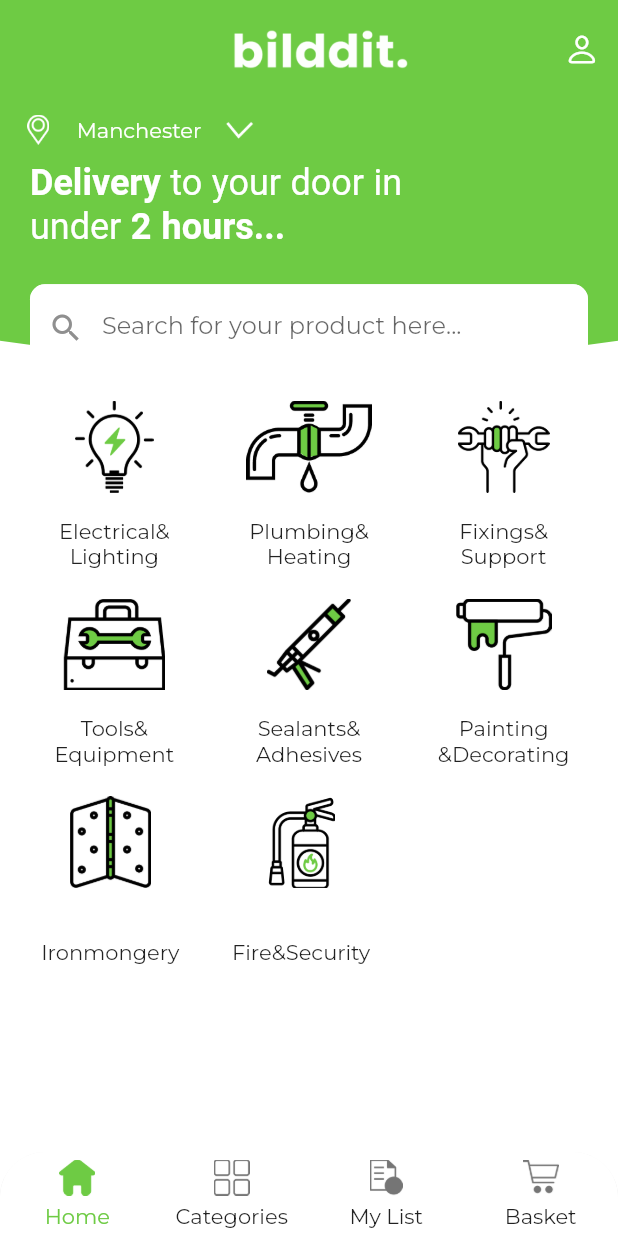
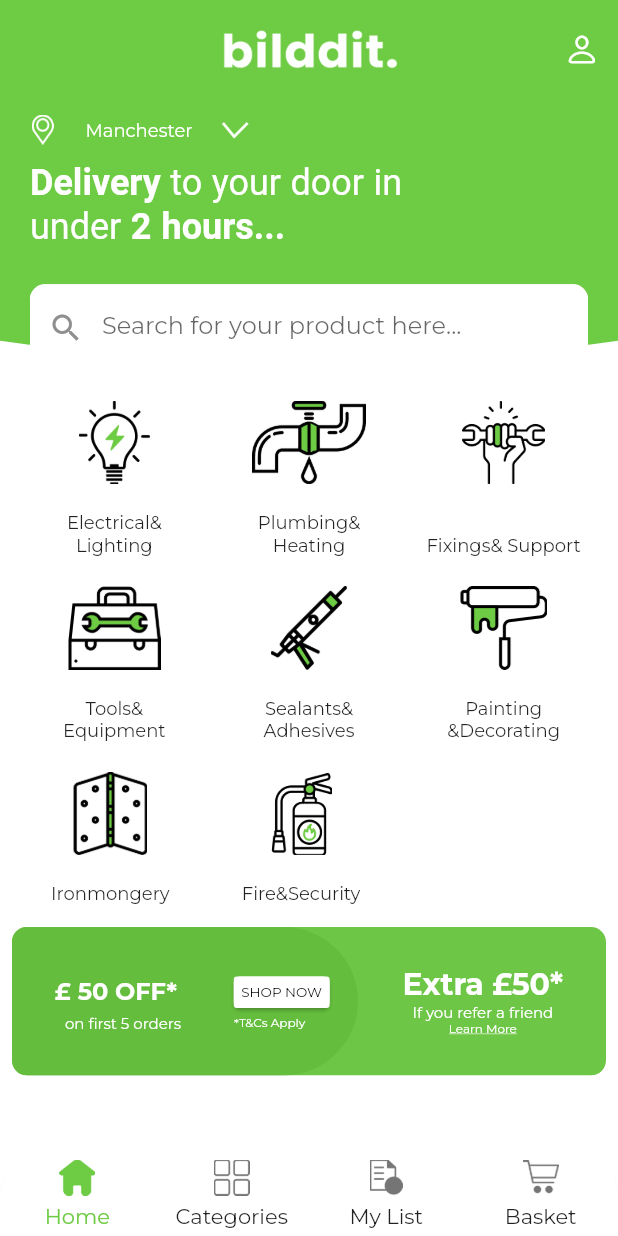
Before and after one commit to ishaque-mobikasa/trueBilddit, a Flutter app: the screen it shows after launch, on a phone screen of 412 x 824 dp. Run offline on Flutter 3.47's test engine with Material 2 defaults, Android fonts, the phone set to English and light mode, and no system bars; drawn by our look-alikes of custom_navigation_bar; our stand-ins replace get, google_fonts, image_picker; key blocks and very long unbroken strings in the code were emptied for the run.

Commit message:
some common widgets made

```diff
--- a/lib/presentation/pages/home/home_view.dart
+++ b/lib/presentation/pages/home/home_view.dart
@@ -11,6 +11,7 @@ import 'package:truebildit/presentation/pages/home/controller_binding/home_contr
 import 'package:truebildit/presentation/pages/home/widgets/circular_category.dart';
 import 'package:truebildit/presentation/pages/home/widgets/location_widget.dart';
 import 'package:truebildit/presentation/pages/home/widgets/modal_bottom_sheet.dart';
+import 'package:truebildit/presentation/pages/home/widgets/two_part_container.dart';
 
 import 'widgets/search_widget.dart';
 
@@ -40,12 +41,12 @@ class HomeView extends GetView<HomeController> {
                             alignment: Alignment.topCenter,
                             child: Row(
                               children: [
+                                const Spacer(),
                                 Expanded(
-                                  flex: 2,
                                   child: SizedBox(
                                     height: size.height * 0.08,
                                     child: Align(
-                                        alignment: Alignment.centerRight,
+                                        alignment: Alignment.center,
                                         child: Image.asset(
                                           AssetStrings.bildItLogo,
                                           width: size.width * 0.3,
@@ -156,20 +157,21 @@ class HomeView extends GetView<HomeController> {
                           ),
                           CircularCategoryItem(
                             image: AssetStrings.ironMongery,
-                            title: "Ironmongery",
+                            title: "Ironmongery\n",
                           ),
                           const SizedBox(
                             width: 20,
                           ),
                           CircularCategoryItem(
                             image: AssetStrings.fireAndSecurity,
-                            title: "Fire&Security",
+                            title: "Fire&Security\n",
                             onTap: () => log("Tapped"),
                           ),
                         ],
                       )
                     ],
                   ),
+                  const TwoPartContainer()
                 ],
               ),
               Positioned(
@@ -197,39 +199,57 @@ class HomeView extends GetView<HomeController> {
                   CustomNavigationBarItem(
                       selectedTitle: Text(
                         "Home",
-                        style: TextStyle(color: AppPaintings.themeGreenColor),
+                        style: TextStyle(
+                            color: AppPaintings.themeGreenColor,
+                            overflow: TextOverflow.ellipsis),
                       ),
                       selectedIcon:
                           ImageIcon(AssetImage(AssetStrings.homeIconSelected)),
                       icon: ImageIcon(
                           AssetImage(AssetStrings.homeIconUnSelected)),
-                      title: const Text("Home")),
+                      title: const Text(
+                        "Home",
+                        style: TextStyle(overflow: TextOverflow.ellipsis),
+                      )),
                   CustomNavigationBarItem(
                       selectedTitle: Text(
                         "Categories",
-                        style: TextStyle(color: AppPaintings.themeGreenColor),
+                        style: TextStyle(
+                            color: AppPaintings.themeGreenColor,
+                            overflow: TextOverflow.ellipsis),
                       ),
                       selectedIcon: ImageIcon(
                           AssetImage(AssetStrings.categoriesSelected)),
                       icon: ImageIcon(
                           AssetImage(AssetStrings.categoriesUnSelected)),
-                      title: const Text("Categories")),
+                      title: const Text(
+                        "Categories",
+                        overflow: TextOverflow.ellipsis,
+                      )),
                   CustomNavigationBarItem(
                       selectedTitle: Text(
                         "My List",
-                        style: TextStyle(color: AppPaintings.themeGreenColor),
+                        style: TextStyle(
+                            color: AppPaintings.themeGreenColor,
+                            overflow: TextOverflow.ellipsis),
                       ),
                       selectedIcon:
                           ImageIcon(AssetImage(AssetStrings.myListSelected)),
                       icon: ImageIcon(AssetImage(AssetStrings.myListSelected)),
-                      title: const Text("My List")),
+                      title: const Text(
+                        "My List",
+                        style: TextStyle(overflow: TextOverflow.ellipsis),
+                      )),
                   CustomNavigationBarItem(
                       selectedTitle: Text(
                         "Basket",
                         style: TextStyle(color: AppPaintings.themeGreenColor),
                       ),
                       icon: ImageIcon(AssetImage(AssetStrings.basketSelected)),
-                      title: const Text("Basket"))
+                      title: const Text(
+                        "Basket",
+                        overflow: TextOverflow.ellipsis,
+                      ))
                 ]),
           ),
         ),
--- a/lib/presentation/pages/home/widgets/circular_category.dart
+++ b/lib/presentation/pages/home/widgets/circular_category.dart
@@ -15,7 +15,7 @@ class CircularCategoryItem extends StatelessWidget {
       child: Container(
         padding: const EdgeInsets.only(top: 10),
         constraints: BoxConstraints(
-            maxHeight: size.height * 0.16, maxWidth: size.width * 0.26),
+            maxHeight: size.height * 0.15, maxWidth: size.width * 0.26),
         child: Column(
             mainAxisAlignment: MainAxisAlignment.spaceBetween,
             children: [
@@ -36,6 +36,7 @@ class CircularCategoryItem extends StatelessWidget {
               Flexible(
                   child: Text(
                 title,
+                style: const TextStyle(fontSize: 12),
                 maxLines: 2,
                 overflow: TextOverflow.ellipsis,
                 textAlign: TextAlign.center,
--- a/lib/presentation/pages/home/widgets/location_widget.dart
+++ b/lib/presentation/pages/home/widgets/location_widget.dart
@@ -36,6 +36,7 @@ class LocationWidget extends StatelessWidget {
                       maxLines: 2,
                       style: TextStyle(
                           overflow: TextOverflow.ellipsis,
+                          fontSize: 12,
                           color: AppPaintings.kWhite),
                     )),
                 Flexible(
--- a/lib/presentation/pages/home/widgets/two_part_container.dart
+++ b/lib/presentation/pages/home/widgets/two_part_container.dart
@@ -1,42 +1,149 @@
+import 'dart:developer';
+
 import 'package:flutter/material.dart';
+import 'package:get/get.dart';
+import 'package:truebildit/app/utils/app_paintings.dart';
 
-class CustomNavBar extends StatelessWidget {
-  const CustomNavBar({super.key});
+class TwoPartContainer extends StatelessWidget {
+  const TwoPartContainer({super.key});
 
   @override
   Widget build(BuildContext context) {
-    return Container(
+    return Padding(
+      padding: const EdgeInsets.symmetric(horizontal: 8.0),
+      child: Stack(
+        children: [
+          Align(
+            child: Container(
               decoration: const BoxDecoration(
-        color: Colors.blueGrey,
-        borderRadius: BorderRadius.only(
-          topLeft: Radius.circular(20),
-          topRight: Radius.circular(20),
+                borderRadius: BorderRadius.all(Radius.circular(10)),
+                color: Color(0xff6EC647),
+              ),
+              padding: const EdgeInsets.symmetric(horizontal: 10),
+              alignment: Alignment.centerRight,
+              width: Get.width,
+              height: Get.height * 0.12,
+              child: SizedBox(
+                width: Get.width * 0.35,
+                child: Column(
+                  mainAxisAlignment: MainAxisAlignment.center,
+                  children: [
+                    Flexible(
+                      child: Text(
+                        "Extra \u{00A3}50*",
+                        style: TextStyle(
+                            fontSize: 20,
+                            overflow: TextOverflow.ellipsis,
+                            color: AppPaintings.kWhite,
+                            fontWeight: FontWeight.bold),
                       ),
                     ),
-      height: 60,
-      child: Row(
+                    Flexible(
+                      child: Text(
+                        "If you refer a friend",
+                        style: TextStyle(
+                          fontSize: 10,
+                          color: AppPaintings.kWhite,
+                          overflow: TextOverflow.ellipsis,
+                        ),
+                      ),
+                    ),
+                    Flexible(
+                      child: InkWell(
+                        onTap: () => log("Learn More"),
+                        child: Text(
+                          "Learn More",
+                          style: TextStyle(
+                              fontSize: 8,
+                              overflow: TextOverflow.ellipsis,
+                              color: AppPaintings.kWhite,
+                              decoration: TextDecoration.underline),
+                        ),
+                      ),
+                    ),
+                  ],
+                ),
+              ),
+            ),
+          ),
+          Container(
+              height: Get.height * 0.12,
+              width: Get.width * 0.56,
+              decoration: const BoxDecoration(
+                  color: Color(0xff64BD3C),
+                  borderRadius: BorderRadius.only(
+                    topRight: Radius.circular(50),
+                    bottomRight: Radius.circular(50),
+                    bottomLeft: Radius.circular(10),
+                    topLeft: Radius.circular(10),
+                  )),
+              child: Column(
+                mainAxisAlignment: MainAxisAlignment.center,
+                children: [
+                  Row(
                     mainAxisAlignment: MainAxisAlignment.spaceEvenly,
-        children: const [
-          Icon(
-            Icons.home,
+                    children: [
+                      Flexible(
+                        child: Text(
+                          "   \u{00A3} 50 OFF*",
+                          style: TextStyle(
+                              fontSize: 16,
+                              overflow: TextOverflow.ellipsis,
+                              color: AppPaintings.kWhite,
+                              fontWeight: FontWeight.bold),
+                        ),
+                      ),
+                      const SizedBox(
+                        width: 4,
+                      ),
+                      Flexible(
+                        child: GestureDetector(
+                          onTap: () => log("shop now"),
+                          child: Card(
+                            child: Container(
+                              padding: const EdgeInsets.all(5),
+                              decoration: BoxDecoration(
                                   color: Colors.white,
-            size: 30,
+                                  borderRadius: BorderRadius.circular(2)),
+                              child: Text(
+                                "SHOP NOW",
+                                style: TextStyle(
+                                  fontSize: 9,
+                                  color: AppPaintings.kBlack,
+                                  overflow: TextOverflow.ellipsis,
                                 ),
-          Icon(
-            Icons.search,
-            color: Colors.white,
-            size: 30,
                               ),
-          Icon(
-            Icons.mail,
-            color: Colors.white,
-            size: 30,
                             ),
-          Icon(
-            Icons.person,
-            color: Colors.white,
-            size: 30,
                           ),
+                        ),
+                      ),
+                    ],
+                  ),
+                  Row(
+                    mainAxisAlignment: MainAxisAlignment.spaceEvenly,
+                    children: [
+                      Flexible(
+                        child: Text(
+                          "on first 5 orders",
+                          style: TextStyle(
+                            fontSize: 10,
+                            color: AppPaintings.kWhite,
+                            overflow: TextOverflow.ellipsis,
+                          ),
+                        ),
+                      ),
+                      Text(
+                        "*T&Cs Apply",
+                        style: TextStyle(
+                          fontSize: 8,
+                          color: AppPaintings.kWhite,
+                          overflow: TextOverflow.ellipsis,
+                        ),
+                      ),
+                    ],
+                  ),
+                ],
+              )),
         ],
       ),
     );
```
Also changed, not shown: lib/data/models/product_model.dart (added, +13 -0 lines), lib/presentation/common_widgets/add_substract_button.dart (added, +55 -0 lines), lib/presentation/common_widgets/product_card.dart (added, +124 -0 lines), lib/presentation/common_widgets/short_button.dart (added, +55 -0 lines). Lines whose indentation alone changed are shown as unchanged.
